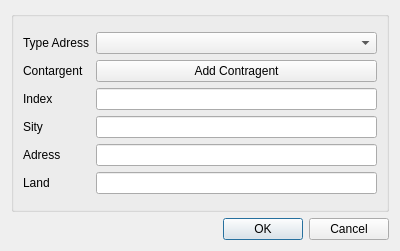
Qt form CONVEYANCE_Q/Modules/Adress/theadressform.ui (Sakton/CONVEYANCE_Q) before a commit.
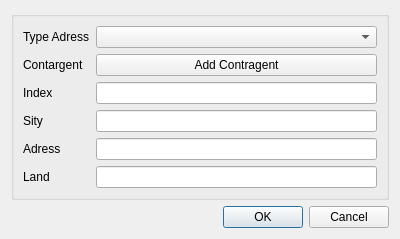
The same form after that commit.

```diff
--- a/CONVEYANCE_Q/Modules/Adress/theadressform.ui
+++ b/CONVEYANCE_Q/Modules/Adress/theadressform.ui
@@ -7,7 +7,7 @@
     <x>0</x>
     <y>0</y>
     <width>400</width>
-    <height>251</height>
+    <height>235</height>
    </rect>
   </property>
   <property name="minimumSize">
```
Left out of the diff: 2 changed lines with no effect on the pictures.
